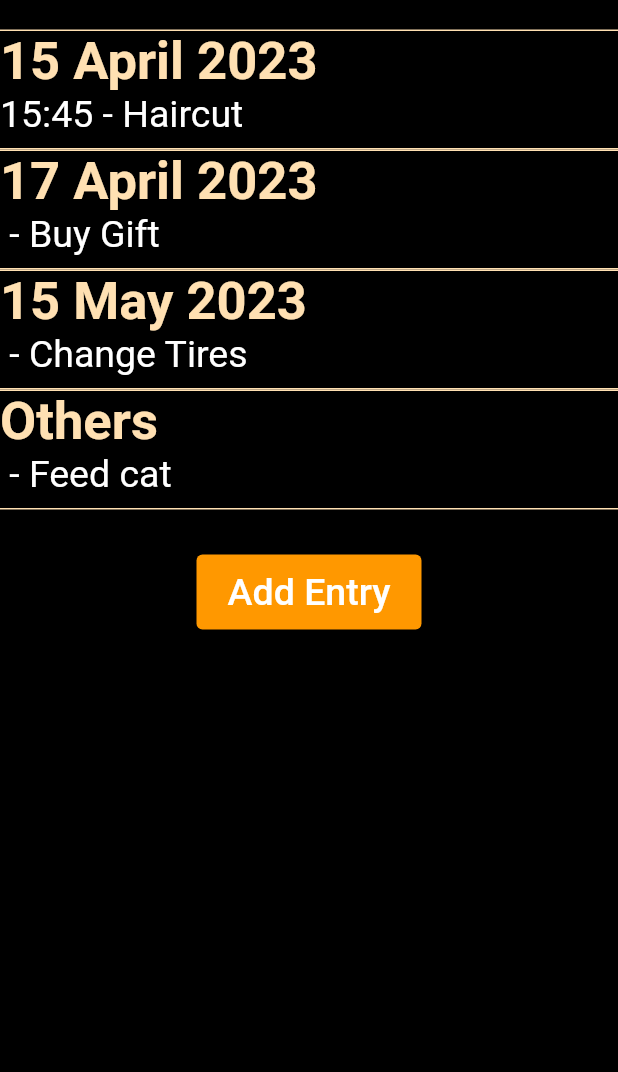
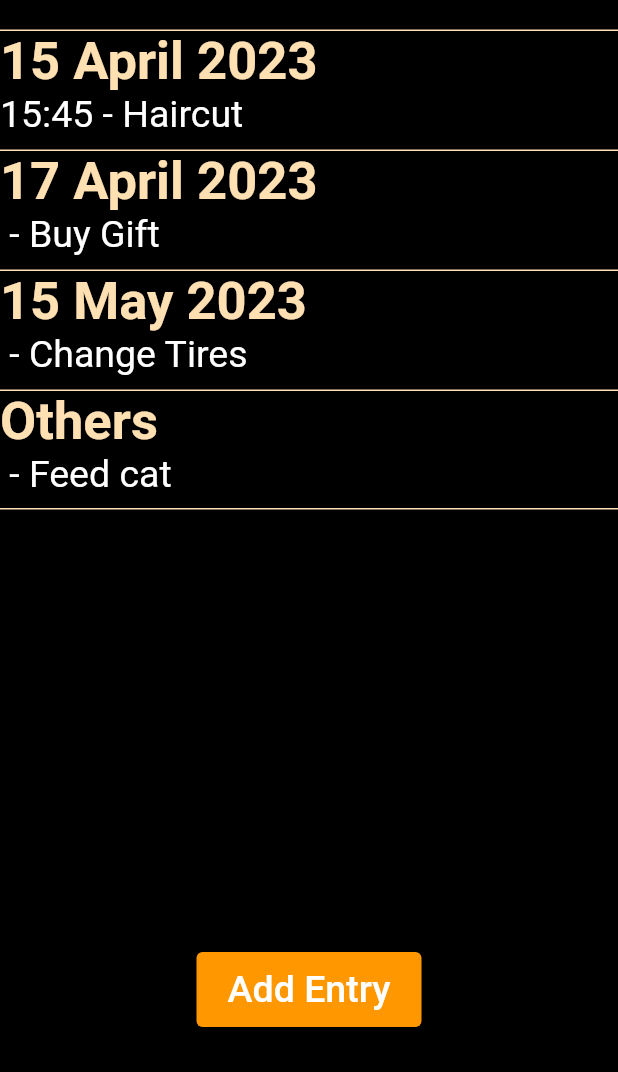
Before and after one commit to CristianTataru/to_do, a Flutter app: the screen it shows after launch, on a phone screen of 412 x 824 dp, the part 164-1236 px from its top. Run offline on Flutter 3.47's test engine with Material 2 defaults, Android fonts, the phone set to English and light mode, and no system bars.

Commit message:
CRIS-24: Move add Entry button to bottom of page

```diff
--- a/lib/home_page.dart
+++ b/lib/home_page.dart
@@ -84,7 +84,10 @@ class _HomePageState extends State<HomePage> {
               const SizedBox(
                 height: 30,
               ),
-              ElevatedButton(
+              Expanded(
+                child: Align(
+                  alignment: Alignment.bottomCenter,
+                  child: ElevatedButton(
                     onPressed: () {
                       Navigator.of(context).push(
                         MaterialPageRoute(
@@ -102,7 +105,12 @@ class _HomePageState extends State<HomePage> {
                       "Add Entry",
                       style: TextStyle(color: Colors.white, fontSize: 25),
                     ),
-              )
+                  ),
+                ),
+              ),
+              const SizedBox(
+                height: 30,
+              ),
             ],
           ),
         ),
@@ -128,7 +136,6 @@ class _EntryWidgetState extends State<EntryWidget> {
       decoration: BoxDecoration(
         border: Border(
           top: BorderSide(color: Colors.orange[100]!),
-          bottom: BorderSide(color: Colors.orange[100]!),
         ),
       ),
       width: double.infinity,
```
Lines whose indentation alone changed are shown as unchanged.
